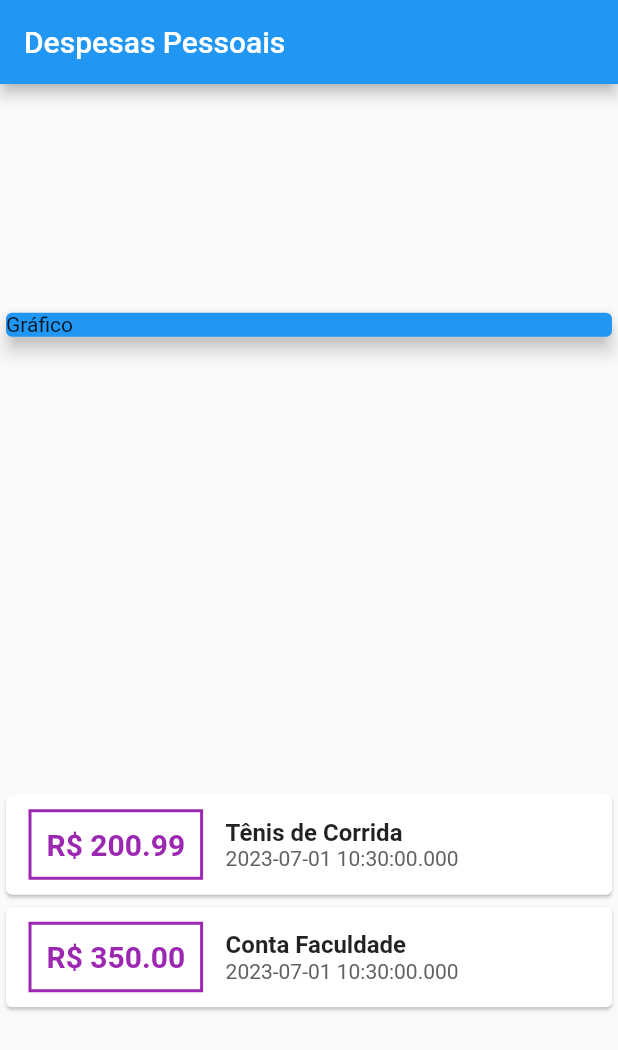
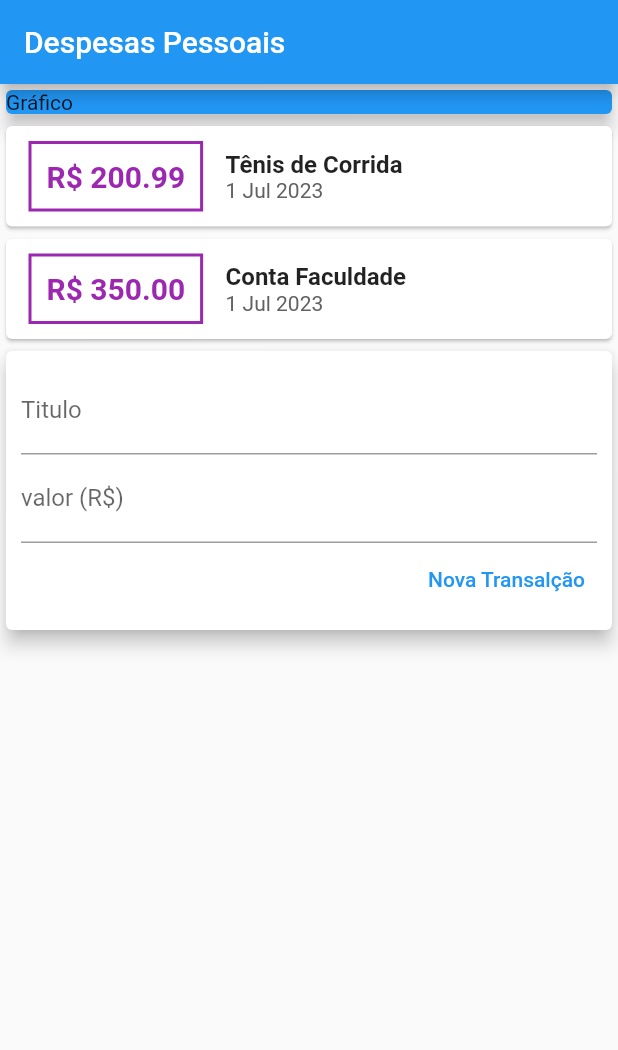
Before and after one commit to kestevesPUC/Curso_Flutter, a Flutter app: the screen it shows after launch, on a phone screen of 412 x 824 dp. Shown: the top 1050 px of the screen. Run offline on Flutter 3.47's test engine with Material 2 defaults, Android fonts, the phone set to English and light mode, and no system bars.

Commit message:
Aula 100

```diff
--- a/lib/main.dart
+++ b/lib/main.dart
@@ -1,5 +1,6 @@
 import 'package:expenses/models/transaction.dart';
 import 'package:flutter/material.dart';
+import 'package:intl/intl.dart';
 
 main() => runApp(ExpensesApp());
 
@@ -29,7 +30,6 @@ class MyHomePage extends StatelessWidget {
         title: Text("Despesas Pessoais"),
       ),
       body: Column(
-        mainAxisAlignment: MainAxisAlignment.spaceAround,
         crossAxisAlignment: CrossAxisAlignment.stretch,
         children: <Widget>[
           Container(
@@ -77,7 +77,7 @@ class MyHomePage extends StatelessWidget {
                           ),
                         ),
                         Text(
-                          tr.date.toString(),
+                          DateFormat('d MMM y').format(tr.date),
                           style: TextStyle(color: Colors.grey[700]),
                         )
                       ],
@@ -86,6 +86,35 @@ class MyHomePage extends StatelessWidget {
                 ),
               );
             }).toList(),
+          ),
+          Card(
+            elevation: 5,
+            child: Padding(
+              padding: const EdgeInsets.all(10),
+              child: Column(
+                children: <Widget>[
+                  TextField(
+                    decoration: InputDecoration(
+                      labelText: 'Titulo',
+                    ),
+                  ),
+                  TextField(
+                    decoration: InputDecoration(
+                      labelText: 'valor (R\$)',
+                    ),
+                  ),
+                  Row(
+                    mainAxisAlignment: MainAxisAlignment.end,
+                    children: [
+                      TextButton(
+                        child: Text('Nova Transalção'),
+                        onPressed: () {},
+                      ),
+                    ],
+                  ),
+                ],
+              ),
+            ),
           )
         ],
       ),
--- a/pubspec.yaml
+++ b/pubspec.yaml
@@ -30,6 +30,7 @@ environment:
 dependencies:
   flutter:
     sdk: flutter
+  intl: ^0.18.1
 
 
   # The following adds the Cupertino Icons font to your application.
```
Also changed, not shown: pubspec.lock.
